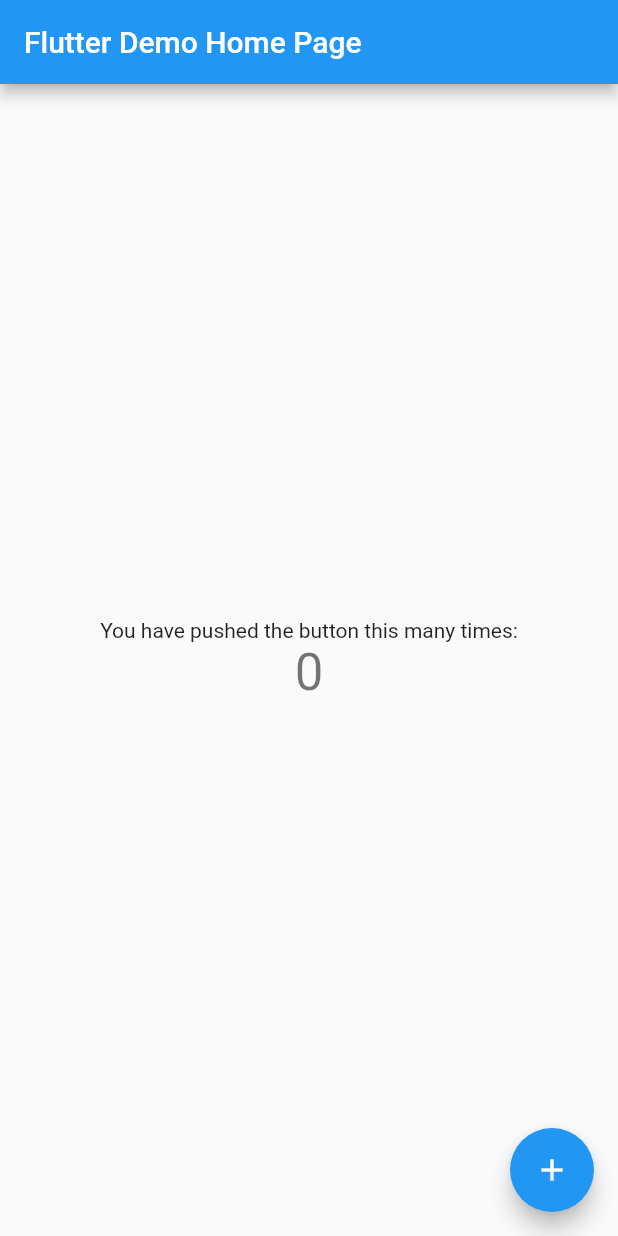
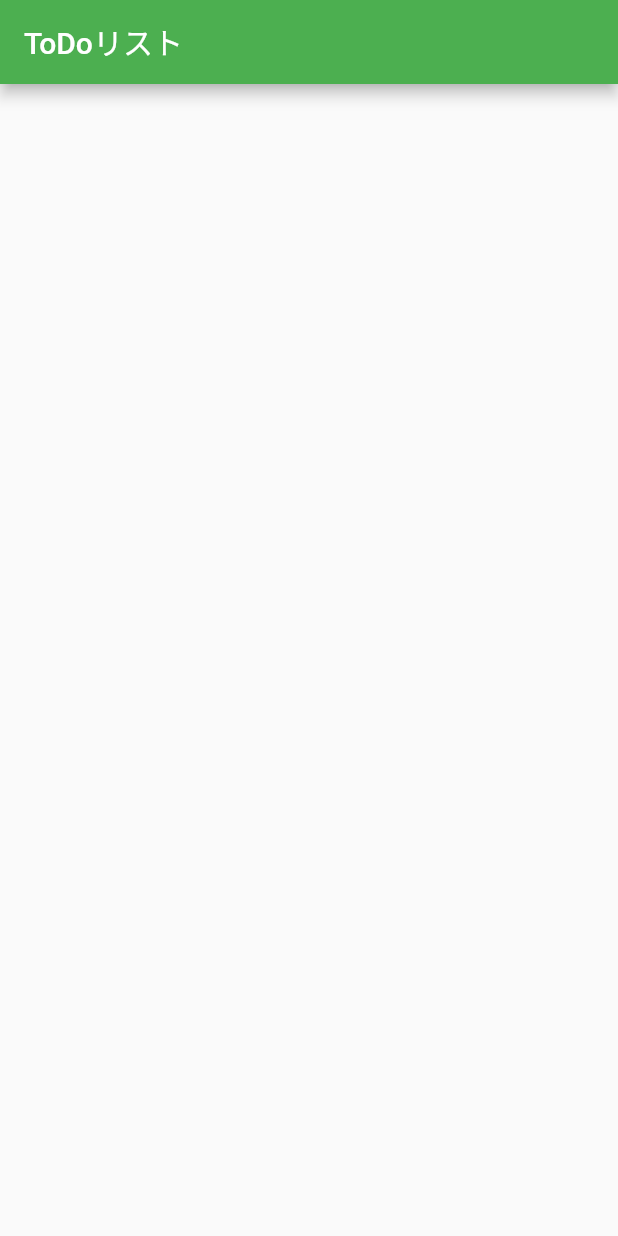
Before and after one commit to mihiron/memo_by_riverpod, a Flutter app: the screen it shows after launch, on a phone screen of 412 x 824 dp. Run offline on Flutter 3.47's test engine with Material 2 defaults, Android fonts, the phone set to English and light mode, and no system bars; our stand-ins replace flutter_riverpod.

Commit message:
Install flutter_riverpod package

```diff
--- a/lib/main.dart
+++ b/lib/main.dart
@@ -1,7 +1,12 @@
 import 'package:flutter/material.dart';
+import 'package:flutter_riverpod/flutter_riverpod.dart';
 
 void main() {
-  runApp(const MyApp());
+  runApp(
+    const ProviderScope(
+      child: MyApp(),
+    ),
+  );
 }
 
 class MyApp extends StatelessWidget {
@@ -11,57 +16,27 @@ class MyApp extends StatelessWidget {
   Widget build(BuildContext context) {
     return MaterialApp(
       title: 'Flutter Demo',
-      theme: ThemeData(
-        primarySwatch: Colors.blue,
-      ),
-      home: const MyHomePage(title: 'Flutter Demo Home Page'),
+      theme: ThemeData(primarySwatch: Colors.green),
+      home: const MyHomePage(),
     );
   }
 }
 
 class MyHomePage extends StatefulWidget {
-  const MyHomePage({super.key, required this.title});
-
-  final String title;
+  const MyHomePage({super.key});
 
   @override
   State<MyHomePage> createState() => _MyHomePageState();
 }
 
 class _MyHomePageState extends State<MyHomePage> {
-  int _counter = 0;
-
-  void _incrementCounter() {
-    setState(() {
-      _counter++;
-    });
-  }
-
   @override
   Widget build(BuildContext context) {
     return Scaffold(
       appBar: AppBar(
-        title: Text(widget.title),
+        title: const Text('ToDoリスト'),
       ),
-      body: Center(
-        child: Column(
-          mainAxisAlignment: MainAxisAlignment.center,
-          children: <Widget>[
-            const Text(
-              'You have pushed the button this many times:',
-            ),
-            Text(
-              '$_counter',
-              style: Theme.of(context).textTheme.headlineMedium,
-            ),
-          ],
-        ),
-      ),
-      floatingActionButton: FloatingActionButton(
-        onPressed: _incrementCounter,
-        tooltip: 'Increment',
-        child: const Icon(Icons.add),
-      ),
+      body: const Center(),
     );
   }
 }
--- a/pubspec.yaml
+++ b/pubspec.yaml
@@ -35,6 +35,8 @@ dependencies:
   # The following adds the Cupertino Icons font to your application.
   # Use with the CupertinoIcons class for iOS style icons.
   cupertino_icons: ^1.0.2
+
+  flutter_riverpod: ^2.3.0
 
 dev_dependencies:
   flutter_test:
```
Also changed, not shown: pubspec.lock.
